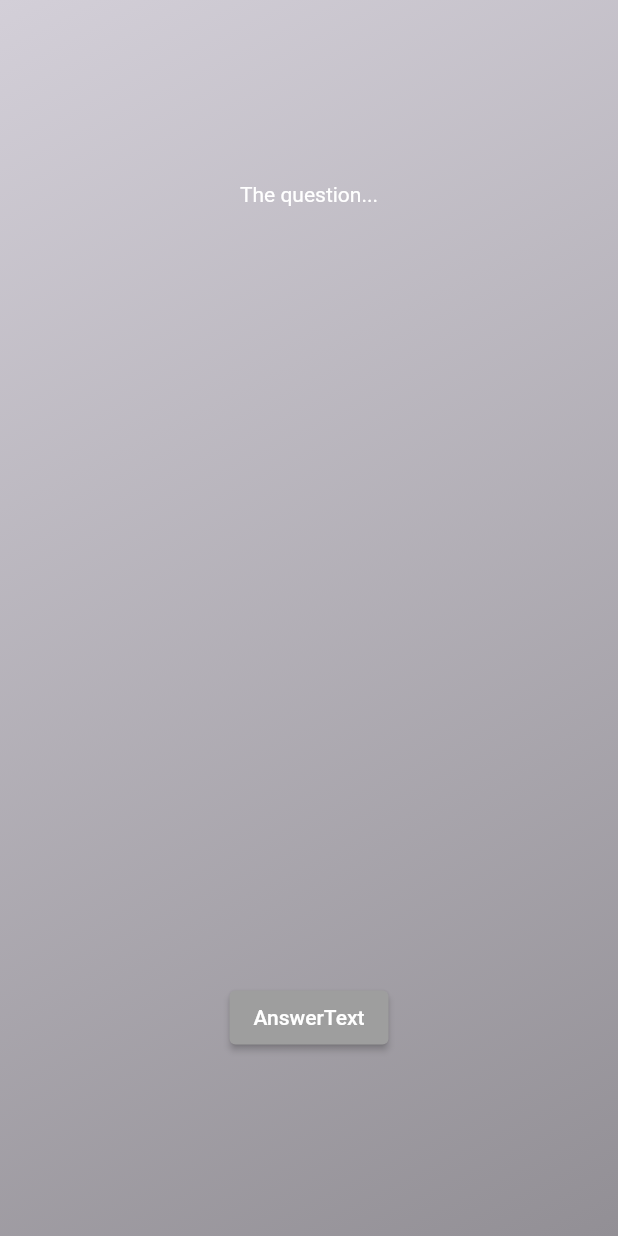
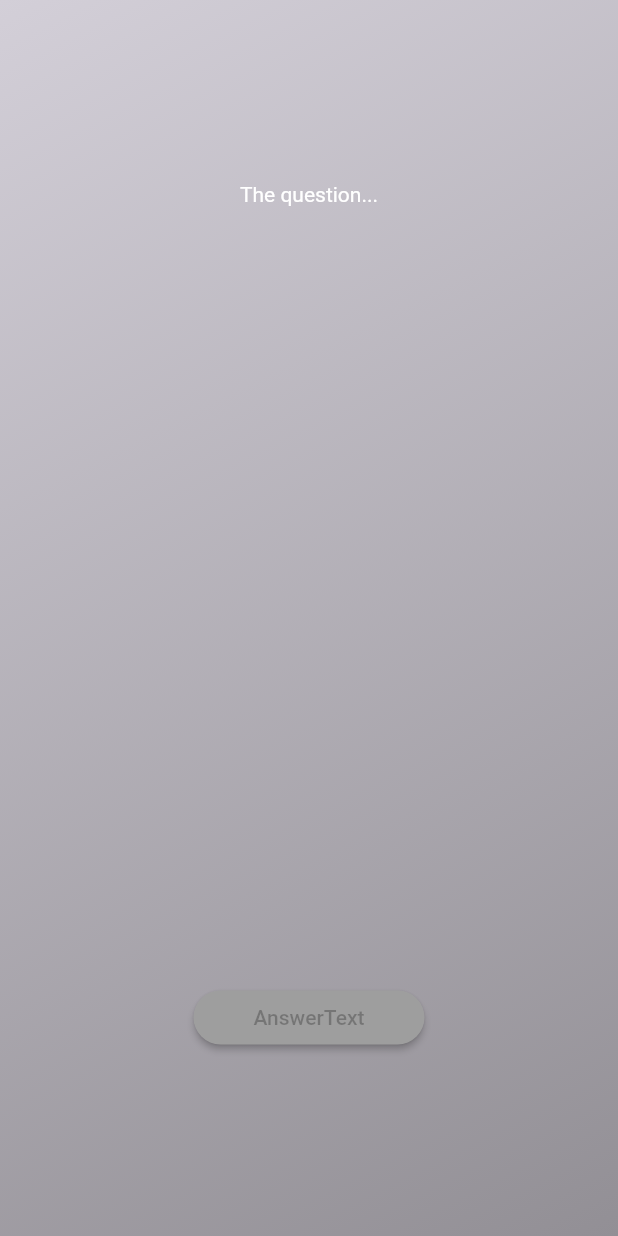
Before and after one commit to adeyemiiiii7/Flutter_Quiz_APP, a Flutter app: the screen it shows after launch, after a tap on "Start Quiz", on a phone screen of 412 x 824 dp. Run offline on Flutter 3.47's test engine with Material 2 defaults, Android fonts, the phone set to English and light mode, and no system bars.

Commit message:
modified:   lib/answer_button.dart

```diff
--- a/lib/answer_button.dart
+++ b/lib/answer_button.dart
@@ -12,9 +12,15 @@ class AnswerButton extends StatelessWidget {
   @override
   Widget build(BuildContext context) {
     return ElevatedButton(
-      onPressed: () {},
+      onPressed: onTap,
       style: ElevatedButton.styleFrom(
-        backgroundColor: Colors.grey, // Set the background color to grey
+        padding: const EdgeInsets.symmetric(vertical: 10, horizontal: 40),
+        backgroundColor: Colors.grey,
+        foregroundColor: Colors.black26,
+        shape: RoundedRectangleBorder(
+          borderRadius: BorderRadius.circular(40),
+          // Set the background color to grey
+        ),
       ),
       child: const Text("AnswerText"),
     );
```
